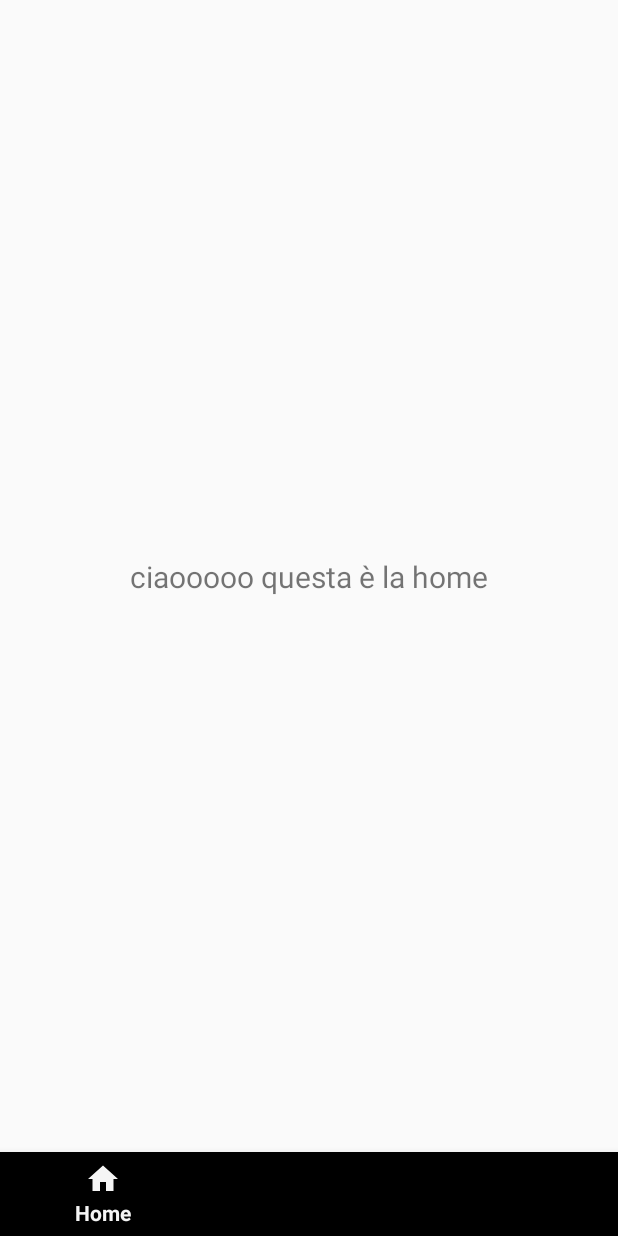
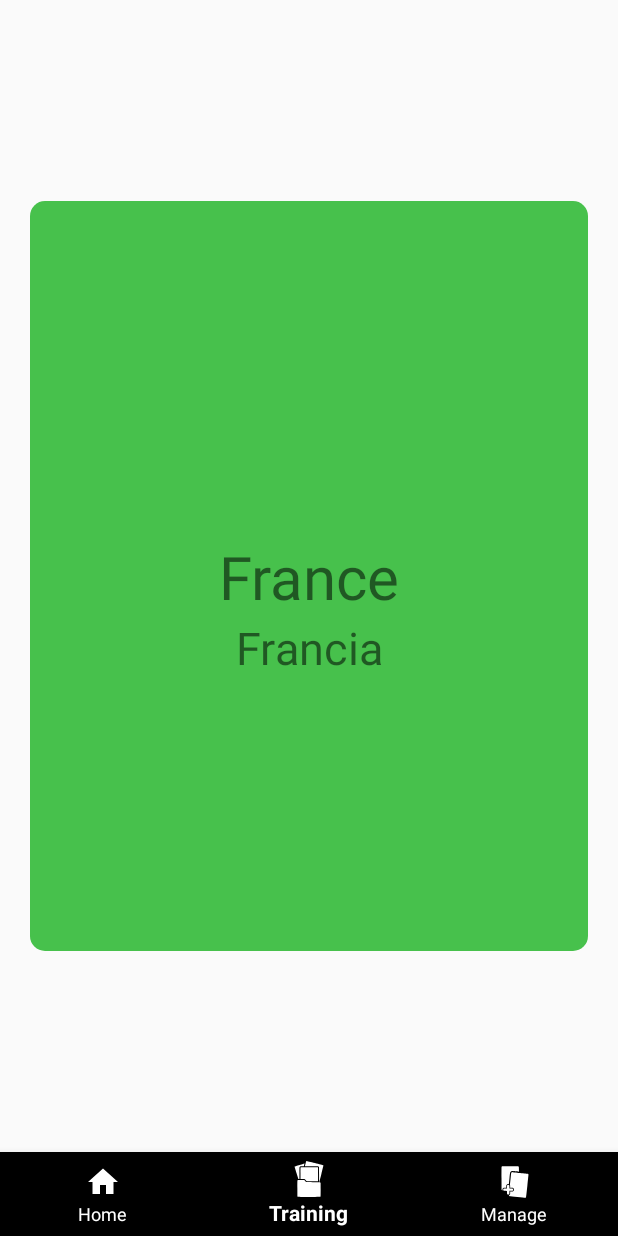
Before and after one commit to d-albuzzi1/FlashCardas, an Android app: the MainActivity screen opened directly, with no data from a screen before it, item 2 of the bottom bar chosen, on a phone screen of 412 x 824 dp. Run offline under Robolectric (Android 15) with nearby library versions, the phone set to English and light mode, and no system bars.

Commit message:
aggiunta corretta della bottom navigation bar e prototipo della ui della flashcard

```diff
--- a/app/src/main/java/com/example/flashcardas/ui/FlashcardAdapter.java
+++ b/app/src/main/java/com/example/flashcardas/ui/FlashcardAdapter.java
@@ -1,31 +1,59 @@
 package com.example.flashcardas.ui;
 
+import android.view.LayoutInflater;
+import android.view.View;
 import android.view.ViewGroup;
+import android.widget.TextView;
 
 import androidx.annotation.NonNull;
+import androidx.viewpager2.widget.ViewPager2;
 import androidx.recyclerview.widget.RecyclerView;
 
+import com.example.flashcardas.R;
 import com.example.flashcardas.model.Flashcard;
 
 import java.util.List;
 
-public class FlashcardAdapter extends RecyclerView.Adapter {
+public class FlashcardAdapter extends RecyclerView.Adapter<FlashcardAdapter.FlashcardViewHolder> {
+
+    private List<Flashcard> flashcards;
+
+    // Costruttore
     public FlashcardAdapter(List<Flashcard> flashcards) {
+        this.flashcards = flashcards;
     }
 
+    // Inflazione del layout per ogni elemento (flashcard)
     @NonNull
     @Override
-    public RecyclerView.ViewHolder onCreateViewHolder(@NonNull ViewGroup parent, int viewType) {
-        return null;
+    public FlashcardViewHolder onCreateViewHolder(@NonNull ViewGroup parent, int viewType) {
+        View itemView = LayoutInflater.from(parent.getContext()).inflate(R.layout.item_flashcard, parent, false);
+        return new FlashcardViewHolder(itemView);
     }
 
+    // Binding dei dati alla vista
     @Override
-    public void onBindViewHolder(@NonNull RecyclerView.ViewHolder holder, int position) {
-
+    public void onBindViewHolder(@NonNull FlashcardViewHolder holder, int position) {
+        Flashcard currentFlashcard = flashcards.get(position);
+        holder.questionText.setText(currentFlashcard.getWord());
+        holder.answerText.setText(currentFlashcard.getTranslation());
     }
 
+    // Numero di elementi da visualizzare
     @Override
     public int getItemCount() {
-        return 0;
+        return flashcards.size();
+    }
+
+    // ViewHolder per ogni flashcard
+    public static class FlashcardViewHolder extends RecyclerView.ViewHolder {
+        TextView questionText;
+        TextView answerText;
+
+        public FlashcardViewHolder(@NonNull View itemView) {
+            super(itemView);
+            questionText = itemView.findViewById(R.id.question_text);
+            answerText = itemView.findViewById(R.id.answer_text);
+        }
     }
 }
--- a/app/src/main/java/com/example/flashcardas/ui/HomeFragment.java
+++ b/app/src/main/java/com/example/flashcardas/ui/HomeFragment.java
@@ -4,9 +4,10 @@ import androidx.fragment.app.Fragment;
 
 import com.example.flashcardas.R;
 
-// HomeFragment.java
+
 public class HomeFragment extends Fragment {
     public HomeFragment() {
         super(R.layout.fragment_home); // Assicurati che esista il layout per questo frammento
     }
+
 }
--- a/app/src/main/java/com/example/flashcardas/ui/MainActivity.java
+++ b/app/src/main/java/com/example/flashcardas/ui/MainActivity.java
@@ -1,27 +1,66 @@
 package com.example.flashcardas.ui;
 
 import android.os.Bundle;
+import android.view.MenuItem;
+
+import androidx.annotation.NonNull;
 import androidx.appcompat.app.AppCompatActivity;
-import androidx.navigation.NavController;
-import androidx.navigation.Navigation;
-import androidx.navigation.ui.NavigationUI;
+import androidx.fragment.app.Fragment;
+import androidx.lifecycle.ViewModelProvider;
+
 import com.example.flashcardas.R;
+import com.example.flashcardas.viewmodel.MainViewModel;
 import com.google.android.material.bottomnavigation.BottomNavigationView;
+import com.google.android.material.navigation.NavigationBarView;
 
-public class MainActivity extends AppCompatActivity {
+public class MainActivity extends AppCompatActivity implements NavigationBarView.OnItemSelectedListener {
+
+    private MainViewModel mainViewModel;
 
     @Override
     protected void onCreate(Bundle savedInstanceState) {
         super.onCreate(savedInstanceState);
         setContentView(R.layout.activity_main);
 
-        // Ottieni il NavController dal nav_host_fragment
-        NavController navController = Navigation.findNavController(this, R.id.nav_host_fragment);
+        // Inizializza ViewModel
+        mainViewModel = new ViewModelProvider(this).get(MainViewModel.class);
 
-        // Trova il BottomNavigationView
-        BottomNavigationView bottomNav = findViewById(R.id.bottom_navigation);
+        // Inizializza BottomNavigationView
+        BottomNavigationView bottomNavigationView = findViewById(R.id.bottom_navigation_bar);
+        bottomNavigationView.setOnItemSelectedListener(this);  // Usa il nuovo listener
 
-        // Associa il BottomNavigationView al NavController
-        NavigationUI.setupWithNavController(bottomNav, navController);
+        // Osserva i cambiamenti del Fragment corrente
+        mainViewModel.getCurrentFragment().observe(this, this::loadFragment);
+
+        // Mostra il Fragment di default se è la prima creazione
+        if (savedInstanceState == null) {
+            mainViewModel.setCurrentFragment(new HomeFragment());
+            bottomNavigationView.setSelectedItemId(R.id.nav_home);  // Imposta l'item selezionato di default
+        }
+    }
+
+    @Override
+    public boolean onNavigationItemSelected(@NonNull MenuItem item) {
+        String title = item.getTitle().toString();
+
+        switch (title) {
+            case "Home":
+                mainViewModel.setCurrentFragment(new HomeFragment());
+                return true;
+            case "Training":
+                mainViewModel.setCurrentFragment(new TrainingFragment());
+                return true;
+            case "Manage":
+                mainViewModel.setCurrentFragment(new ManageCollectionsFragment());
+                return true;
+            default:
+                return false;
+        }
+    }
+
+    private void loadFragment(Fragment fragment) {
+        getSupportFragmentManager().beginTransaction()
+                .replace(R.id.fragment_container, fragment)
+                .commit();
     }
 }
--- a/app/src/main/java/com/example/flashcardas/ui/TrainingFragment.java
+++ b/app/src/main/java/com/example/flashcardas/ui/TrainingFragment.java
@@ -1,6 +1,42 @@
 package com.example.flashcardas.ui;
 
+
+import android.os.Bundle;
 import androidx.fragment.app.Fragment;
+import androidx.viewpager2.widget.ViewPager2;
+
+import android.view.LayoutInflater;
+import android.view.View;
+import android.view.ViewGroup;
+
+import com.example.flashcardas.R;
+import com.example.flashcardas.model.Flashcard;
+
+import java.util.ArrayList;
+import java.util.List;
 
 public class TrainingFragment extends Fragment {
+
+    private ViewPager2 viewPager;
+    private FlashcardAdapter flashcardAdapter;
+    private List<Flashcard> flashcards;
+
+    @Override
+    public View onCreateView(LayoutInflater inflater, ViewGroup container,
+                             Bundle savedInstanceState) {
+        View rootView = inflater.inflate(R.layout.fragment_training, container, false);
+
+
+        flashcards = new ArrayList<>();
+        flashcards.add(new Flashcard("France", "Francia"));
+        flashcards.add(new Flashcard("Boat", "Barca"));
+        flashcards.add(new Flashcard("Bread", "Pane"));
+
+
+        viewPager = rootView.findViewById(R.id.viewPager);
+        flashcardAdapter = new FlashcardAdapter(flashcards);
+        viewPager.setAdapter(flashcardAdapter);
+
+        return rootView;
+    }
 }
--- /dev/null
+++ b/app/src/main/java/com/example/flashcardas/viewmodel/MainViewModel.java
@@ -0,0 +1,29 @@
+package com.example.flashcardas.viewmodel;
+
+import androidx.fragment.app.Fragment;
+import androidx.lifecycle.LiveData;
+import androidx.lifecycle.MutableLiveData;
+import androidx.lifecycle.ViewModel;
+
+import com.example.flashcardas.ui.HomeFragment;
+
+public class MainViewModel extends ViewModel {
+
+    // LiveData per gestire il Fragment corrente
+    private final MutableLiveData<Fragment> currentFragment = new MutableLiveData<>();
+
+    public MainViewModel() {
+        // Imposta il Fragment di default, ad esempio FragmentHome
+        currentFragment.setValue(new HomeFragment());
+    }
+
+    // Funzione per ottenere il Fragment corrente
+    public LiveData<Fragment> getCurrentFragment() {
+        return currentFragment;
+    }
+
+    // Funzione per cambiare il Fragment
+    public void setCurrentFragment(Fragment fragment) {
+        currentFragment.setValue(fragment);
+    }
+}
--- a/app/src/main/res/layout/activity_main.xml
+++ b/app/src/main/res/layout/activity_main.xml
@@ -2,30 +2,29 @@
 <androidx.constraintlayout.widget.ConstraintLayout
     xmlns:android="http://schemas.android.com/apk/res/android"
     xmlns:app="http://schemas.android.com/apk/res-auto"
-    xmlns:tools="http://schemas.android.com/tools"
     android:layout_width="match_parent"
     android:layout_height="match_parent">
 
-    <!-- NavHostFragment che ospita la navigazione -->
     <androidx.fragment.app.FragmentContainerView
-        android:id="@+id/nav_host_fragment"
-        android:name="androidx.navigation.fragment.NavHostFragment"
-        android:layout_width="0dp"
+        android:id="@+id/fragment_container"
+        android:layout_width="match_parent"
         android:layout_height="0dp"
-        app:layout_constraintBottom_toTopOf="@+id/bottom_navigation"
+        app:layout_constraintBottom_toTopOf="@+id/bottom_navigation_bar"
         app:layout_constraintLeft_toLeftOf="parent"
         app:layout_constraintRight_toRightOf="parent"
-        app:layout_constraintTop_toTopOf="parent"
-        app:navGraph="@navigation/nav_graph" />
+        app:layout_constraintTop_toTopOf="parent" />
 
-    <!-- Bottom Navigation -->
     <com.google.android.material.bottomnavigation.BottomNavigationView
-        android:id="@+id/bottom_navigation"
-        android:layout_width="0dp"
+        android:id="@+id/bottom_navigation_bar"
+        android:layout_width="match_parent"
         android:layout_height="wrap_content"
+        app:layout_constraintBottom_toBottomOf="parent"
+        app:layout_constraintEnd_toEndOf="parent"
+        app:layout_constraintStart_toStartOf="parent"
         app:menu="@menu/bottom_nav_menu"
-        app:layout_constraintBottom_toBottomOf="parent"
-        app:layout_constraintLeft_toLeftOf="parent"
-        app:layout_constraintRight_toRightOf="parent" />
+        app:itemIconTint="@color/white"
+        app:itemTextColor="@color/white"
+        android:background="@color/black" />
+
 
 </androidx.constraintlayout.widget.ConstraintLayout>
--- a/app/src/main/res/layout/fragment_training.xml
+++ b/app/src/main/res/layout/fragment_training.xml
@@ -1,6 +1,17 @@
 <?xml version="1.0" encoding="utf-8"?>
 <androidx.constraintlayout.widget.ConstraintLayout xmlns:android="http://schemas.android.com/apk/res/android"
     android:layout_width="match_parent"
-    android:layout_height="match_parent">
+    android:layout_height="match_parent"
+    xmlns:app="http://schemas.android.com/apk/res-auto"
+    android:padding="20dp">
+
+    <androidx.viewpager2.widget.ViewPager2
+        android:id="@+id/viewPager"
+        android:layout_width="match_parent"
+        android:layout_height="match_parent"
+        app:layout_constraintTop_toTopOf="parent"
+        app:layout_constraintBottom_toBottomOf="parent"
+        app:layout_constraintLeft_toLeftOf="parent"
+        app:layout_constraintRight_toRightOf="parent" />
 
 </androidx.constraintlayout.widget.ConstraintLayout>
--- /dev/null
+++ b/app/src/main/res/layout/item_flashcard.xml
@@ -0,0 +1,49 @@
+<androidx.constraintlayout.widget.ConstraintLayout xmlns:android="http://schemas.android.com/apk/res/android"
+    xmlns:app="http://schemas.android.com/apk/res-auto"
+    xmlns:tools="http://schemas.android.com/tools"
+    android:layout_width="match_parent"
+    android:layout_height="match_parent"
+    tools:context=".ui.TrainingFragment">
+
+    <androidx.cardview.widget.CardView
+        android:id="@+id/cardView"
+        android:layout_width="match_parent"
+        android:layout_height="500dp"
+        app:cardCornerRadius="10dp"
+        app:layout_constraintTop_toTopOf="parent"
+        app:layout_constraintBottom_toBottomOf="parent"
+        app:layout_constraintStart_toStartOf="parent"
+        app:layout_constraintEnd_toEndOf="parent">
+
+        <androidx.constraintlayout.widget.ConstraintLayout
+            android:layout_width="match_parent"
+            android:layout_height="match_parent"
+            android:background="@color/green">
+
+            <TextView
+                android:id="@+id/question_text"
+                android:layout_width="wrap_content"
+                android:layout_height="wrap_content"
+                android:text="Word"
+                android:textSize="40sp"
+                app:layout_constraintBottom_toBottomOf="parent"
+                app:layout_constraintEnd_toEndOf="parent"
+                app:layout_constraintStart_toStartOf="parent"
+                app:layout_constraintTop_toTopOf="parent" />
+
+
+            <TextView
+                android:id="@+id/answer_text"
+                android:layout_width="wrap_content"
+                android:layout_height="wrap_content"
+                android:text="Translation"
+                android:textSize="30sp"
+                app:layout_constraintEnd_toEndOf="parent"
+                app:layout_constraintStart_toStartOf="parent"
+                app:layout_constraintTop_toBottomOf="@+id/question_text" />
+
+        </androidx.constraintlayout.widget.ConstraintLayout>
+
+    </androidx.cardview.widget.CardView>
+
+</androidx.constraintlayout.widget.ConstraintLayout>
--- a/gradle/libs.versions.toml
+++ b/gradle/libs.versions.toml
@@ -10,15 +10,19 @@ activityCompose = "1.8.0"
 composeBom = "2024.04.01"
 firebaseFirestore = "25.1.2"
 appcompat = "1.7.0"
+materialVersion = "1.8.0"
 recyclerview = "1.4.0"
 firebaseAuth = "23.2.0"
 constraintlayout = "2.2.0"
 material = "1.12.0"
 navigationFragmentKtx = "2.8.7"
 navigationUiKtx = "2.8.7"
+viewpager2 = "1.1.0"
 
 [libraries]
 androidx-core-ktx = { group = "androidx.core", name = "core-ktx", version.ref = "coreKtx" }
+androidx-viewpager2 = { module = "androidx.viewpager2:viewpager2", version.ref = "viewpager2" }
+firebase-analytics = { module = "com.google.firebase:firebase-analytics" }
 junit = { group = "junit", name = "junit", version.ref = "junit" }
 androidx-junit = { group = "androidx.test.ext", name = "junit", version.ref = "junitVersion" }
 androidx-espresso-core = { group = "androidx.test.espresso", name = "espresso-core", version.ref = "espressoCore" }
@@ -40,6 +44,7 @@ androidx-constraintlayout = { group = "androidx.constraintlayout", name = "const
 material = { group = "com.google.android.material", name = "material", version.ref = "material" }
 androidx-navigation-fragment-ktx = { group = "androidx.navigation", name = "navigation-fragment-ktx", version.ref = "navigationFragmentKtx" }
 androidx-navigation-ui-ktx = { group = "androidx.navigation", name = "navigation-ui-ktx", version.ref = "navigationUiKtx" }
+material-v180 = { module = "com.google.android.material:material", version.ref = "materialVersion" }
 
 [plugins]
 android-application = { id = "com.android.application", version.ref = "agp" }
```
Also changed, not shown: app/build.gradle (+5 -2 lines).
